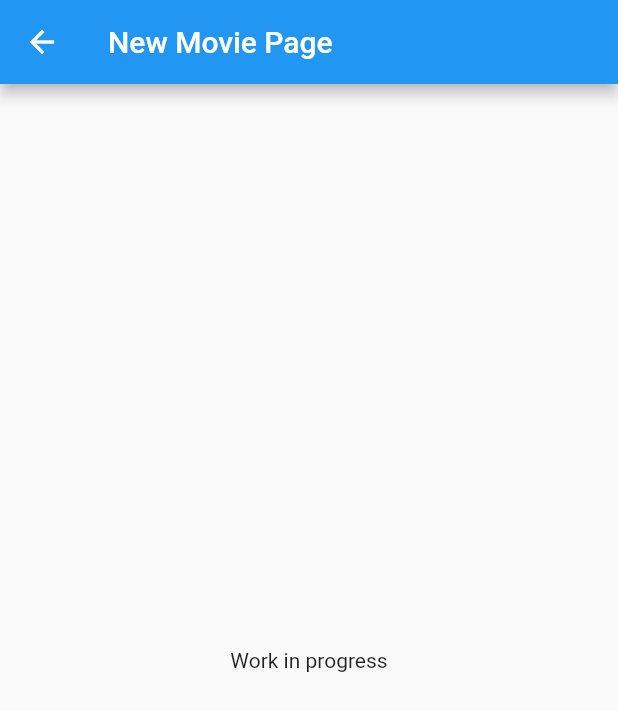
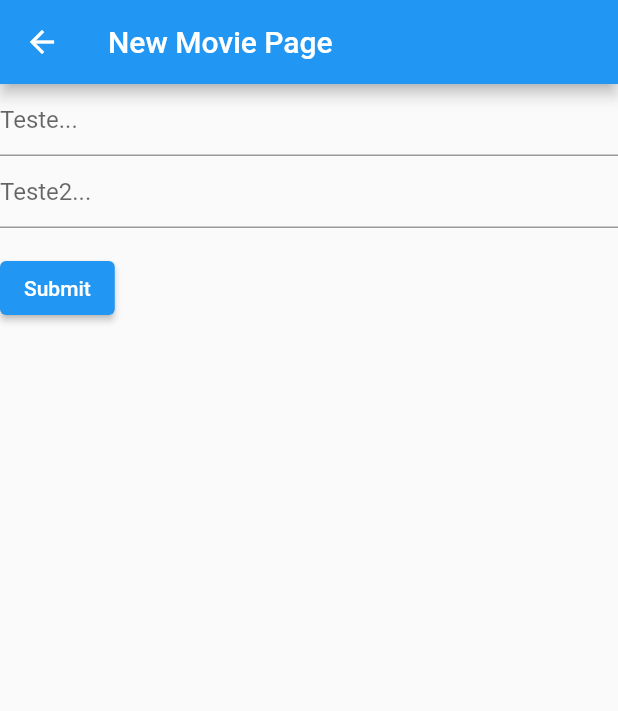
Before and after one commit to summerclasssti/summerclassflutter, a Flutter app: the NewMoviePage screen opened by its route, on a phone screen of 412 x 824 dp. Shown: the top 711 px of the screen. Run offline on Flutter 3.47's test engine with Material 2 defaults, Android fonts, the phone set to English and light mode, and no system bars; our stand-ins replace get; missing offline and left inert: gsheets, vertical_card_pager; key blocks and very long unbroken strings in the code were emptied for the run.

Commit message:
form teste criado

```diff
--- a/lib/app/ui/new_movie/new_movie.dart
+++ b/lib/app/ui/new_movie/new_movie.dart
@@ -4,7 +4,8 @@ import 'package:get/get.dart';
 import 'package:summer_class_app/app/controllers/new_movie_controller.dart';
 
 class NewMoviePage extends GetView<NewMovieController> {
-  const NewMoviePage({Key? key}) : super(key: key);
+  NewMoviePage({Key? key}) : super(key: key);
+  final GlobalKey<FormState> _formKey = GlobalKey<FormState>();
 
   @override
   Widget build(BuildContext context) {
@@ -12,7 +13,49 @@ class NewMoviePage extends GetView<NewMovieController> {
       appBar: AppBar(title: const Text('New Movie Page')),
       body: GetBuilder<NewMovieController>(
         builder: (_) {
-          return const Center(child: Text("Work in progress"));
+          return Form(
+            key: _formKey,
+            child: Column(
+              crossAxisAlignment: CrossAxisAlignment.start,
+              children: [
+                TextFormField(
+                  decoration: const InputDecoration(
+                    hintText: 'Teste...',
+                  ),
+                  validator: (String? value) {
+                    if (value == null || value.isEmpty) {
+                      return 'Please enter some text';
+                    }
+                    return null;
+                  },
+                ),
+                TextFormField(
+                  decoration: const InputDecoration(
+                    hintText: 'Teste2...',
+                  ),
+                  validator: (String? value) {
+                    if (value == null || value.isEmpty) {
+                      return 'Please enter some text';
+                    }
+                    return null;
+                  },
+                ),
+                Padding(
+                  padding: const EdgeInsets.symmetric(vertical: 16.0),
+                  child: ElevatedButton(
+                    onPressed: () {
+                      // Validate will return true if the form is valid, or false if
+                      // the form is invalid.
+                      if (_formKey.currentState!.validate()) {
+                        // Process data.
+                      }
+                    },
+                    child: const Text('Submit'),
+                  ),
+                ),
+              ],
+            )
+          );
         }
       ),
     );
```
